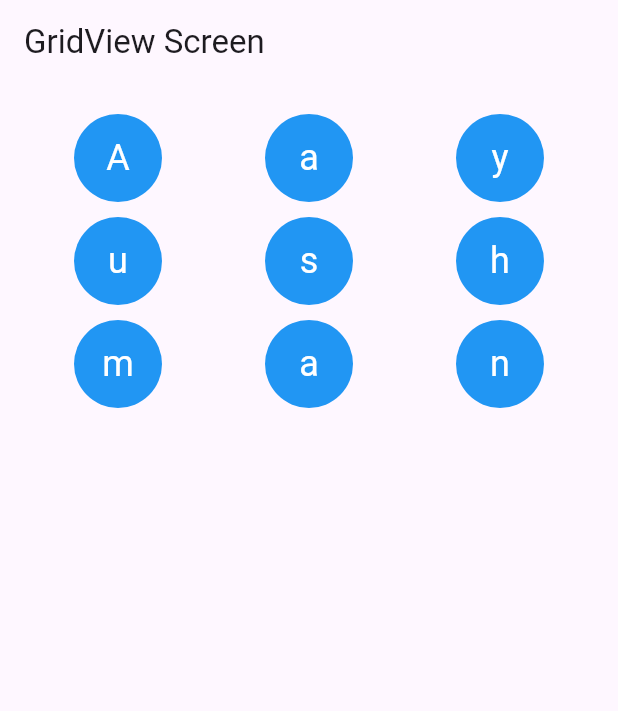
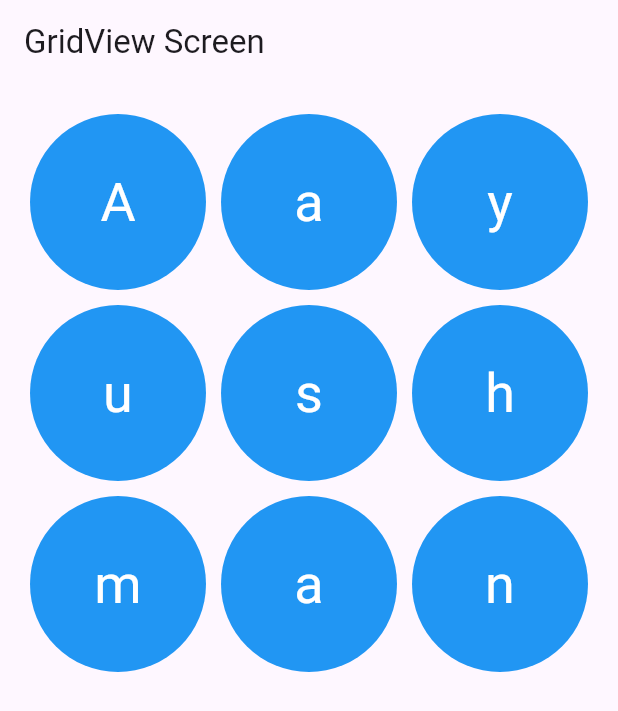
Before and after one commit to Aayush1222/classtest, a Flutter app: the screen it shows after launch, on a phone screen of 412 x 824 dp. Shown: the top 711 px of the screen. Run offline on Flutter 3.47's test engine with Material 3 defaults, Android fonts, the phone set to English and light mode, and no system bars.

Commit message:
Changing buttons

```diff
--- a/lib/screen/gridview_screen.dart
+++ b/lib/screen/gridview_screen.dart
@@ -41,8 +41,8 @@ class _GridViewScreenState extends State<GridViewScreen> {
         padding: const EdgeInsets.all(20),
         crossAxisSpacing: 10,
         mainAxisSpacing: 10,
-        crossAxisCount: 3, // Set the cross axis count to 3
-        childAspectRatio: 2,
+        crossAxisCount: 3,
+        childAspectRatio: 1, // Set aspect ratio to 1 for square buttons
         children: List.generate(name.length, (index) {
           return Visibility(
             visible: buttonVisibility[index],
@@ -55,12 +55,12 @@ class _GridViewScreenState extends State<GridViewScreen> {
                   color: buttonColors[index],
                   shape: BoxShape.circle,
                 ),
-                width: 50,
-                height: 50,
+                width: 100, // Set width and height for larger buttons
+                height: 100,
                 alignment: Alignment.center,
                 child: Text(
                   nameLetters[index],
-                  style: TextStyle(fontSize: 24, color: Colors.white),
+                  style: TextStyle(fontSize: 36, color: Colors.white), // Increase font size
                 ),
               ),
             ),
--- a/lib/screen/splash_screen.dart
+++ b/lib/screen/splash_screen.dart
@@ -22,7 +22,7 @@ class _SplashScreenState extends State<SplashScreen> {
 
   @override
   Widget build(BuildContext context) {
-    return Scaffold(
+    return const Scaffold(
       body: Center(
         child: Text(
           "Welcome Aayushman",
```
